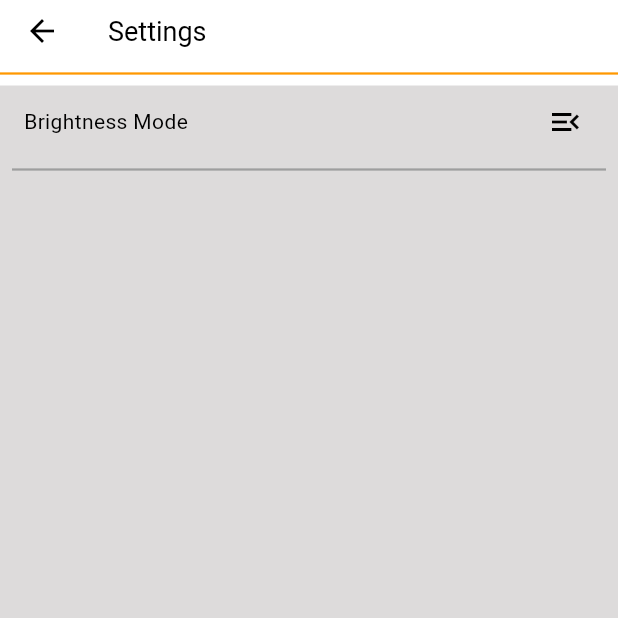
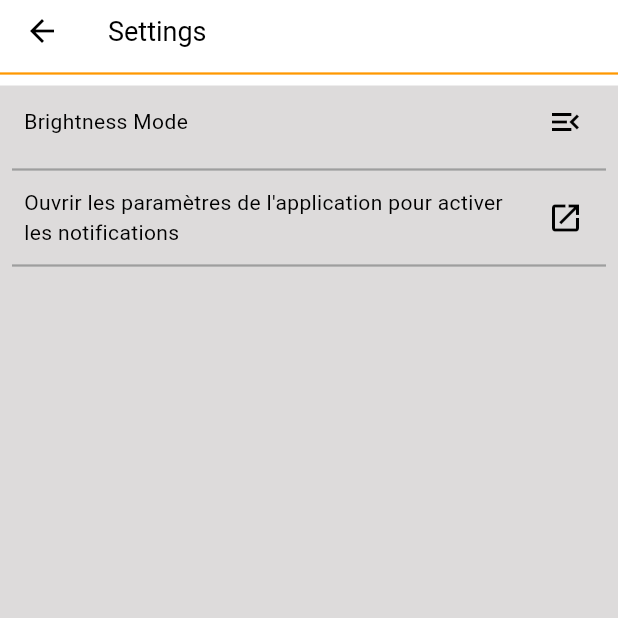
Before and after one commit to Stan-racz/MiroMangaChapterUpdater, a Flutter app: the SettingsView screen opened directly, on a phone screen of 412 x 824 dp, the top half of it. Run offline on Flutter 3.47's test engine with Material 3 defaults, Android fonts, the phone set to English and light mode, and no system bars; our stand-ins replace dio, equatable, firebase_core, flutter_bloc, flutter_local_notifications, fluttertoast and 5 more; accounts and stored records are empty.

Commit message:
MMCU-Bugfix-7/8 : Added notification authorization request pop up for android > 13. For android < 13, button in settings allow user to activate notifications manually if deactivated. Also fixed a bug where the check for new chapters function would not add the pages if they are on mangadex.

```diff
--- a/lib/bloc/add_manga_bloc/add_manga_bloc.dart
+++ b/lib/bloc/add_manga_bloc/add_manga_bloc.dart
@@ -109,7 +109,6 @@ class AddMangaBloc extends Bloc<AddMangaEvent, AddMangaState> {
         }
       }
       await mangaDbService.insertBatchMangaChapters(chapterList);
-      //AJOUTER UN CHECK POUR VOIR SI LA VALEUR PAGE DU CHAPTER != DE 0
       await mangaDbService.insertBatchPages(pageList);
     } catch (error) {
       debugPrint("_getMangaChaptersFromAPI error : ${error.toString()}");
--- a/lib/view/settings/settings_view.dart
+++ b/lib/view/settings/settings_view.dart
@@ -1,6 +1,7 @@
 import 'package:flutter/material.dart';
 import 'package:flutter_bloc/flutter_bloc.dart';
 import 'package:google_fonts/google_fonts.dart';
+import 'package:permission_handler/permission_handler.dart';
 
 import '../../bloc/theme_cubit/theme_cubit.dart';
 
@@ -34,7 +35,18 @@ class SettingsViewState extends State<SettingsView> {
         padding: const EdgeInsets.fromLTRB(8.0, 0.0, 8.0, 8.0),
         child: Column(
           children: [
-            Padding(
+            darkModeSettings(context),
+            settingsDivider(),
+            notificationPermissionButton(),
+            settingsDivider(),
+          ],
+        ),
+      ),
+    );
+  }
+
+  Widget darkModeSettings(BuildContext context) {
+    return Padding(
       padding: const EdgeInsets.fromLTRB(8.0, 0, 3.0, 0),
       child: Row(
         mainAxisAlignment: MainAxisAlignment.spaceBetween,
@@ -56,9 +68,7 @@ class SettingsViewState extends State<SettingsView> {
                   style: Theme.of(context).textTheme.titleSmall,
                 ),
                 onTap: () {
-                          context
-                              .read<ThemeCubit>()
-                              .updateTheme(ThemeMode.light);
+                  context.read<ThemeCubit>().updateTheme(ThemeMode.light);
                 },
               ),
               PopupMenuItem(
@@ -67,9 +77,7 @@ class SettingsViewState extends State<SettingsView> {
                   style: Theme.of(context).textTheme.titleSmall,
                 ),
                 onTap: () {
-                          context
-                              .read<ThemeCubit>()
-                              .updateTheme(ThemeMode.dark);
+                  context.read<ThemeCubit>().updateTheme(ThemeMode.dark);
                 },
               ),
               PopupMenuItem(
@@ -78,21 +86,47 @@ class SettingsViewState extends State<SettingsView> {
                   style: Theme.of(context).textTheme.titleSmall,
                 ),
                 onTap: () {
-                          context
-                              .read<ThemeCubit>()
-                              .updateTheme(ThemeMode.system);
+                  context.read<ThemeCubit>().updateTheme(ThemeMode.system);
                 },
               ),
             ],
           ),
         ],
       ),
+    );
+  }
+
+  Divider settingsDivider() {
+    return const Divider(
+      thickness: 1.5,
+    );
+  }
+
+  Widget notificationPermissionButton() {
+    return Padding(
+      padding: const EdgeInsets.fromLTRB(8.0, 0, 3.0, 0),
+      child: Row(
+        mainAxisAlignment: MainAxisAlignment.spaceBetween,
+        children: [
+          Expanded(
+            child: Text(
+              "Ouvrir les paramètres de l'application pour activer les notifications",
+              style: Theme.of(context).textTheme.bodyMedium,
+              overflow: TextOverflow.ellipsis,
+              maxLines: 2,
+              softWrap: true,
             ),
-            const Divider(
-              thickness: 1.5,
+          ),
+          IconButton(
+            icon: Icon(
+              Icons.open_in_new,
+              color: Theme.of(context).colorScheme.primary,
+            ),
+            onPressed: () {
+              openAppSettings();
+            },
           ),
         ],
-        ),
       ),
     );
   }
--- a/release_scripts/android_release_notes_current.txt
+++ b/release_scripts/android_release_notes_current.txt
@@ -1,8 +1,7 @@
-1.3.0 :
+1.3.2 :
 
-- /!\ Vous aurez besoin de désinstaller l'application ou alors d'effacer les données de l'application dans les paramètres avant de la mettre à jour via App Tester :)
-- Ajout du Manga Reader : Cette nouvelle fonctionnalité permet si le chapitre du manga est publié sur Mangadex de le lire directement dans l'application.
-Si le chapitre n'est pas lisible mais une référence externe est précisée par Mangadex, le manga s'ouvrira dans le navigateur.
-Pour accéder à cette fonctionnalité il suffit de cliquer sur l'icone de livre dans chaque chapitre.
-- Sortie de l'application en beta sur iOS.
-- Petite correction de bug dans la mise à jour de la base de données.
+- Pas besoin de réinstaller l'application pour ce correctif.
+- Correction d'un bug où les chapitres ajoutés via la fonction check les chapitres ne possédaient pas les pages si le manga est disponible sur mangadex.
+- Si les notifications sont désactivées dans l'application, ajout d'une pop up pour demander l'autorisation à l'utilisateur de lui envoyer des notifications (pour android 13 et +)
+- Si la pop up n'apparait pas, un bouton dans les settings permet d'ouvrir les paramètres de l'application et activer les notifications si l'utilisateur le souhaite
+- Ajout d'un message toast pour indiquer à l'utilisateur si mangadex est down
--- a/release_scripts/android_release_notes_total.txt
+++ b/release_scripts/android_release_notes_total.txt
@@ -40,10 +40,17 @@
 - Ajout du Dark Mode
 - Ajout d'une liste dans la page Settings qui permet de choisir entre Light mode/Dark Mode/System mode (l'application s'adapte au thème du terminal utilisateur)
 
-1.3.0 :
+1.3.1 :
 
 - /!\ Vous aurez besoin de désinstaller l'application ou alors d'effacer les données de l'application dans les paramètres avant de la mettre à jour via App Tester :)
 - Ajout du Manga Reader : Cette nouvelle fonctionnalité permet si le chapitre du manga est publié sur Mangadex de le lire directement dans l'application
 Si le chapitre n'est pas lisible mais une référence externe est précisée par Mangadex, le manga s'ouvrira dans le navigateur
 Pour accéder à cette fonctionnalité il suffit de cliquer sur l'icone de livre dans chaque chapitre
 - Sortie de l'application en beta sur iOS
+
+1.3.2 :
+
+- Correction d'un bug où les chapitres ajoutés via la fonction check les chapitres ne possédaient pas les pages si le manga est disponible sur mangadex.
+- Si les notifications sont désactivées dans l'application, ajout d'une pop up pour demander l'autorisation à l'utilisateur de lui envoyer des notifications (pour android 13 et +)
+- Si la pop up n'apparait pas, un bouton dans les settings permet d'ouvrir les paramètres de l'application et activer les notifications si l'utilisateur le souhaite
+- Ajout d'un message toast pour indiquer à l'utilisateur si mangadex est down
```
Also changed, not shown: lib/bloc/my_mangas_bloc/my_mangas_bloc.dart (+13 -1 lines), lib/main.dart (+9 -3 lines), lib/repository/manga_db_repository.dart (+52 -52 lines), lib/view/my_mangas/my_mangas_view.dart (+2 -6 lines), pubspec.yaml (+6 -4 lines), pubspec.lock, 1 other file. Lines whose indentation alone changed are shown as unchanged.
